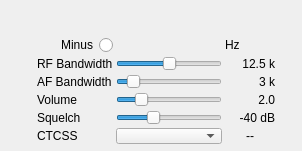
f4exb/sdrangel, file plugins/channel/nfm/nfmdemodgui.ui: the form before one commit.
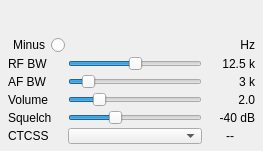
The form after the commit. Custom widgets are drawn as their Qt base class.

Commit message: Mimimize size of NFM demod GUI

Diff of the .ui file:
```diff
--- a/plugins/channel/nfm/nfmdemodgui.ui
+++ b/plugins/channel/nfm/nfmdemodgui.ui
@@ -6,7 +6,7 @@
    <rect>
     <x>0</x>
     <y>0</y>
-    <width>302</width>
+    <width>263</width>
     <height>151</height>
    </rect>
   </property>
@@ -16,9 +16,9 @@
   <widget class="QWidget" name="settingsContainer" native="true">
    <property name="geometry">
     <rect>
-     <x>35</x>
+     <x>6</x>
      <y>35</y>
-     <width>242</width>
+     <width>251</width>
      <height>111</height>
     </rect>
    </property>
@@ -90,14 +90,14 @@
     <item row="2" column="0">
      <widget class="QLabel" name="afLabel">
       <property name="text">
-       <string>AF Bandwidth</string>
+       <string>AF BW</string>
       </property>
      </widget>
     </item>
     <item row="1" column="0">
      <widget class="QLabel" name="rfBWLabel">
       <property name="text">
-       <string>RF Bandwidth</string>
+       <string>RF BW</string>
       </property>
      </widget>
     </item>
@@ -215,6 +215,9 @@
       <property name="text">
        <string>Hz</string>
       </property>
+      <property name="alignment">
+       <set>Qt::AlignRight|Qt::AlignTrailing|Qt::AlignVCenter</set>
+      </property>
      </widget>
     </item>
     <item row="0" column="1">
```
